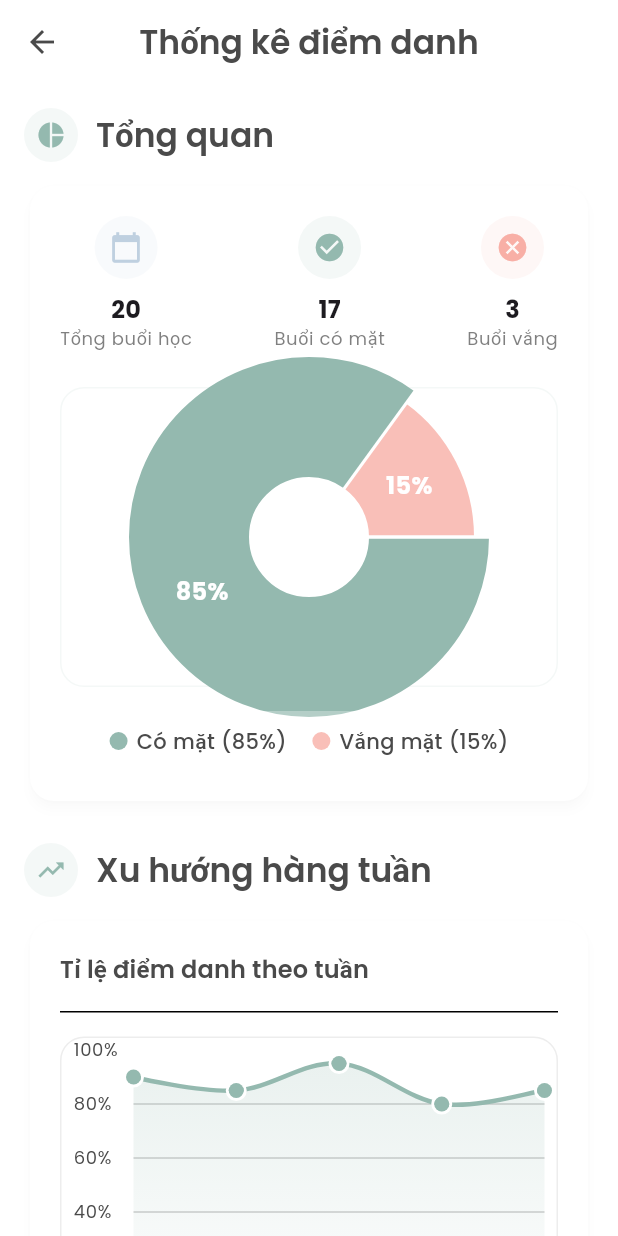
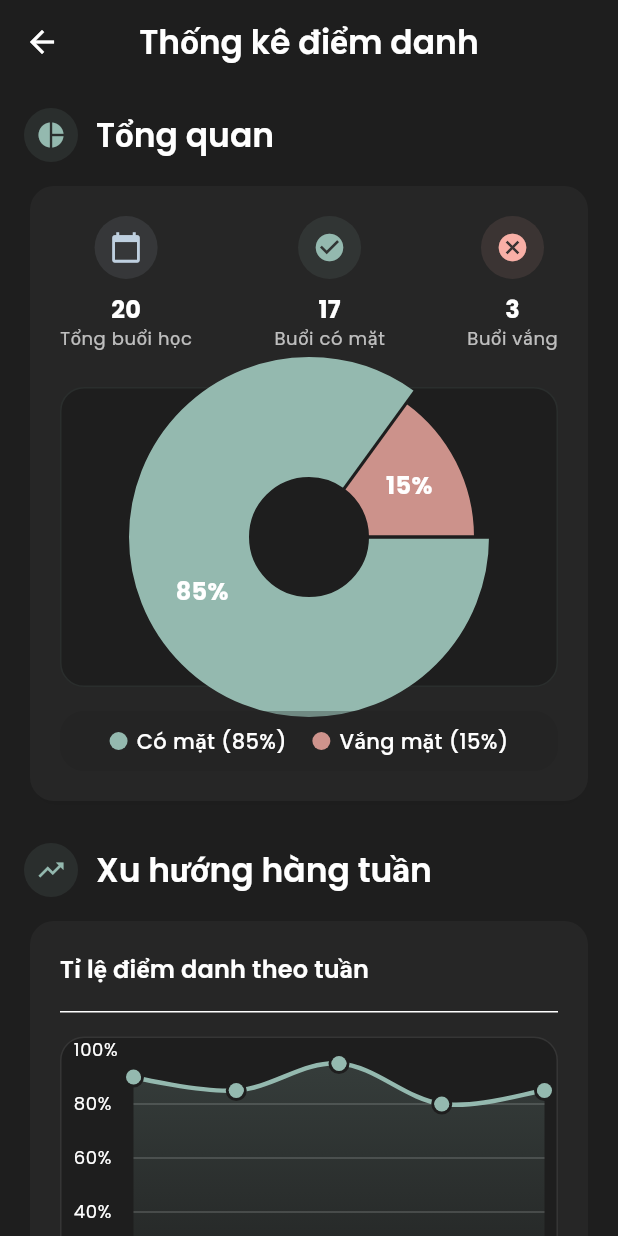
Before and after one commit to dangdungvn/diem_danh_sv, a Flutter app: the screen it shows after launch, after a tap on "Chi tiết", on a phone screen of 412 x 824 dp. Run offline on Flutter 3.47's test engine with Material 3 defaults, Android fonts, the phone set to English and light mode, and no system bars; drawn by our look-alikes of fl_chart; our stand-ins replace google_fonts, js; missing offline and left inert: dart:html, dart:js_util.

Commit message:
Update elevation CardTheme

```diff
--- a/lib/main.dart
+++ b/lib/main.dart
@@ -8,7 +8,7 @@ void main() {
 }
 
 class ThemeProvider with ChangeNotifier {
-  bool _isDarkMode = false;
+  bool _isDarkMode = true;
 
   bool get isDarkMode => _isDarkMode;
 
@@ -44,7 +44,7 @@ class MyApp extends StatelessWidget {
               ),
               textTheme: GoogleFonts.poppinsTextTheme(),
               cardTheme: CardTheme(
-                elevation: 3,
+                elevation: 6,
                 shadowColor: Colors.black.withOpacity(0.1),
                 shape: RoundedRectangleBorder(
                   borderRadius: BorderRadius.circular(16),
@@ -113,7 +113,7 @@ class MyApp extends StatelessWidget {
                 displayColor: Colors.white,
               ),
               cardTheme: CardTheme(
-                elevation: 3,
+                elevation: 6,
                 shadowColor: Colors.black.withOpacity(0.3),
                 shape: RoundedRectangleBorder(
                   borderRadius: BorderRadius.circular(16),
```
